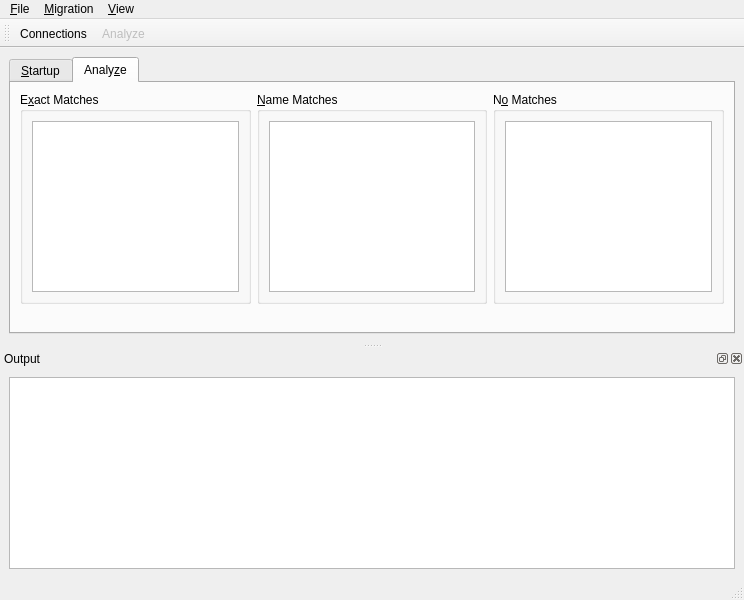
Old version of the form ui/migrainewindow.ui in the repository kandalf/migraine.
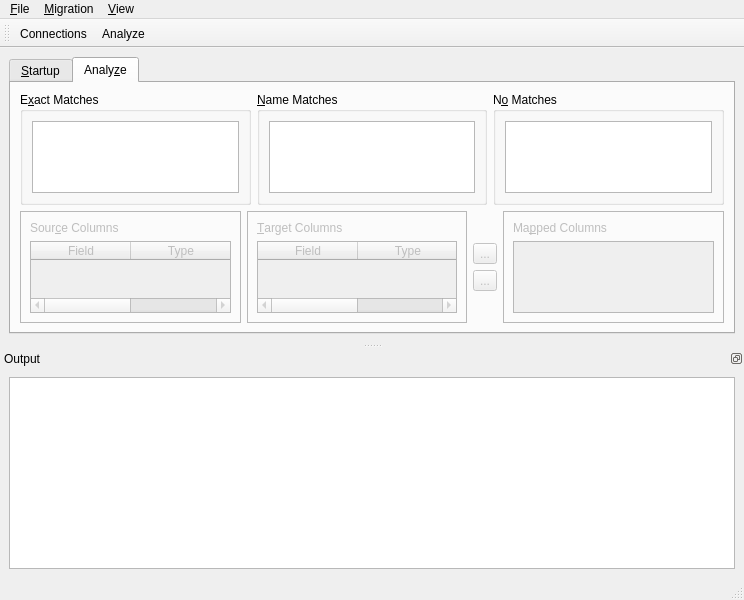
New version of the form. The open tabs and pages were chosen to show the change. Icons and pictures are not drawn.

Commit message: Name match comparison added with UI elements. No parsing yet, but table structures are located and requested to be shown on the UI

Patch:
```diff
--- a/ui/migrainewindow.ui
+++ b/ui/migrainewindow.ui
@@ -134,11 +134,11 @@
        <attribute name="title" >
         <string>Analy&amp;ze</string>
        </attribute>
-       <layout class="QGridLayout" name="gridLayout_9" >
+       <layout class="QGridLayout" name="gridLayout_11" >
         <item row="0" column="0" >
-         <layout class="QVBoxLayout" name="verticalLayout_4" >
+         <layout class="QVBoxLayout" name="verticalLayout_5" >
           <item>
-           <layout class="QHBoxLayout" name="horizontalLayout_3" >
+           <layout class="QHBoxLayout" name="horizontalLayout_4" >
             <item>
              <widget class="QGroupBox" name="exactMatchGroupBox" >
               <property name="title" >
@@ -181,17 +181,199 @@
            </layout>
           </item>
           <item>
-           <spacer name="verticalSpacer" >
-            <property name="orientation" >
-             <enum>Qt::Vertical</enum>
-            </property>
-            <property name="sizeHint" stdset="0" >
-             <size>
-              <width>20</width>
-              <height>40</height>
-             </size>
-            </property>
-           </spacer>
+           <layout class="QHBoxLayout" name="horizontalLayout_3" >
+            <item>
+             <widget class="QFrame" name="srcColumnsFrame" >
+              <property name="enabled" >
+               <bool>false</bool>
+              </property>
+              <property name="frameShape" >
+               <enum>QFrame::StyledPanel</enum>
+              </property>
+              <property name="frameShadow" >
+               <enum>QFrame::Raised</enum>
+              </property>
+              <layout class="QGridLayout" name="gridLayout_9" >
+               <item row="1" column="0" >
+                <widget class="QTableWidget" name="srcColumnsTableWidget" >
+                 <property name="selectionMode" >
+                  <enum>QAbstractItemView::ExtendedSelection</enum>
+                 </property>
+                 <property name="selectionBehavior" >
+                  <enum>QAbstractItemView::SelectRows</enum>
+                 </property>
+                 <property name="sortingEnabled" >
+                  <bool>false</bool>
+                 </property>
+                 <property name="cornerButtonEnabled" >
+                  <bool>false</bool>
+                 </property>
+                 <property name="columnCount" >
+                  <number>2</number>
+                 </property>
+                 <column>
+                  <property name="text" >
+                   <string>Field</string>
+                  </property>
+                 </column>
+                 <column>
+                  <property name="text" >
+                   <string>Type</string>
+                  </property>
+                 </column>
+                </widget>
+               </item>
+               <item row="0" column="0" >
+                <widget class="QLabel" name="label_3" >
+                 <property name="text" >
+                  <string>Sour&amp;ce Columns</string>
+                 </property>
+                 <property name="buddy" >
+                  <cstring>srcColumnsTableWidget</cstring>
+                 </property>
+                </widget>
+               </item>
+              </layout>
+             </widget>
+            </item>
+            <item>
+             <widget class="QFrame" name="tgtColumnsFrame" >
+              <property name="enabled" >
+               <bool>false</bool>
+              </property>
+              <property name="frameShape" >
+               <enum>QFrame::StyledPanel</enum>
+              </property>
+              <property name="frameShadow" >
+               <enum>QFrame::Raised</enum>
+              </property>
+              <layout class="QGridLayout" name="gridLayout_10" >
+               <item row="0" column="0" >
+                <widget class="QLabel" name="label_4" >
+                 <property name="text" >
+                  <string>&amp;Target Columns</string>
+                 </property>
+                 <property name="buddy" >
+                  <cstring>tgtColumnsTableWidget</cstring>
+                 </property>
+                </widget>
+               </item>
+               <item row="1" column="0" >
+                <widget class="QTableWidget" name="tgtColumnsTableWidget" >
+                 <property name="selectionBehavior" >
+                  <enum>QAbstractItemView::SelectRows</enum>
+                 </property>
+                 <property name="columnCount" >
+                  <number>2</number>
+                 </property>
+                 <column>
+                  <property name="text" >
+                   <string>Field</string>
+                  </property>
+                 </column>
+                 <column>
+                  <property name="text" >
+                   <string>Type</string>
+                  </property>
+                 </column>
+                </widget>
+               </item>
+              </layout>
+             </widget>
+            </item>
+            <item>
+             <layout class="QVBoxLayout" name="verticalLayout_4" >
+              <item>
+               <spacer name="verticalSpacer_2" >
+                <property name="orientation" >
+                 <enum>Qt::Vertical</enum>
+                </property>
+                <property name="sizeHint" stdset="0" >
+                 <size>
+                  <width>20</width>
+                  <height>40</height>
+                 </size>
+                </property>
+               </spacer>
+              </item>
+              <item>
+               <widget class="QToolButton" name="addMapColumnButton" >
+                <property name="enabled" >
+                 <bool>false</bool>
+                </property>
+                <property name="text" >
+                 <string>...</string>
+                </property>
+                <property name="icon" >
+                 <iconset resource="../resource/migraine.qrc" >
+                  <normaloff>:/icons/add.png</normaloff>:/icons/add.png</iconset>
+                </property>
+               </widget>
+              </item>
+              <item>
+               <widget class="QToolButton" name="delMapColumnButton" >
+                <property name="enabled" >
+                 <bool>false</bool>
+                </property>
+                <property name="text" >
+                 <string>...</string>
+                </property>
+                <property name="icon" >
+                 <iconset resource="../resource/migraine.qrc" >
+                  <normaloff>:/icons/delete.png</normaloff>:/icons/delete.png</iconset>
+                </property>
+                <property name="iconSize" >
+                 <size>
+                  <width>18</width>
+                  <height>18</height>
+                 </size>
+                </property>
+               </widget>
+              </item>
+              <item>
+               <spacer name="verticalSpacer" >
+                <property name="orientation" >
+                 <enum>Qt::Vertical</enum>
+                </property>
+                <property name="sizeHint" stdset="0" >
+                 <size>
+                  <width>20</width>
+                  <height>40</height>
+                 </size>
+                </property>
+               </spacer>
+              </item>
+             </layout>
+            </item>
+            <item>
+             <widget class="QFrame" name="mapColumnsFrame" >
+              <property name="enabled" >
+               <bool>false</bool>
+              </property>
+              <property name="frameShape" >
+               <enum>QFrame::StyledPanel</enum>
+              </property>
+              <property name="frameShadow" >
+               <enum>QFrame::Raised</enum>
+              </property>
+              <layout class="QGridLayout" name="gridLayout_12" >
+               <item row="2" column="0" >
+                <widget class="QColumnView" name="mapColumnView" />
+               </item>
+               <item row="1" column="0" >
+                <widget class="QLabel" name="label_5" >
+                 <property name="text" >
+                  <string>Ma&amp;pped Columns</string>
+                 </property>
+                 <property name="buddy" >
+                  <cstring>mapColumnView</cstring>
+                 </property>
+                </widget>
+               </item>
+              </layout>
+             </widget>
+            </item>
+           </layout>
           </item>
          </layout>
         </item>
@@ -243,11 +425,20 @@
   </widget>
   <widget class="QStatusBar" name="statusbar" />
   <widget class="QDockWidget" name="outputWidget" >
+   <property name="sizePolicy" >
+    <sizepolicy vsizetype="Fixed" hsizetype="Preferred" >
+     <horstretch>0</horstretch>
+     <verstretch>0</verstretch>
+    </sizepolicy>
+   </property>
    <property name="floating" >
     <bool>false</bool>
    </property>
    <property name="features" >
-    <set>QDockWidget::AllDockWidgetFeatures</set>
+    <set>QDockWidget::DockWidgetFloatable|QDockWidget::DockWidgetMovable</set>
+   </property>
+   <property name="allowedAreas" >
+    <set>Qt::AllDockWidgetAreas</set>
    </property>
    <property name="windowTitle" >
     <string>Output</string>
@@ -317,7 +508,7 @@
   </action>
   <action name="action_Analyze" >
    <property name="enabled" >
-    <bool>false</bool>
+    <bool>true</bool>
    </property>
    <property name="icon" >
     <iconset resource="../resource/migraine.qrc" >
```
Left out of the diff: 33 changed lines with no effect on the pictures. The commit also changes 12 other files.
